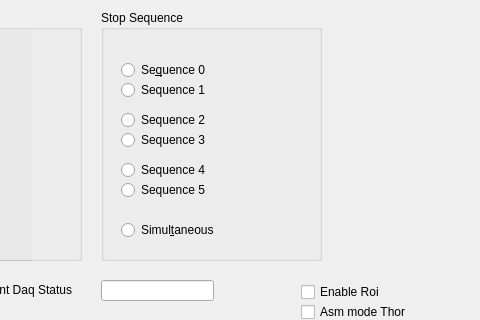
The window that qt/dial_alldaq.ui (DPGA/Dcs) describes before a commit, drawn with Qt 5; both pictures show x 339 to 819 and y 0 to 320 of the 819 by 649 pixel window.
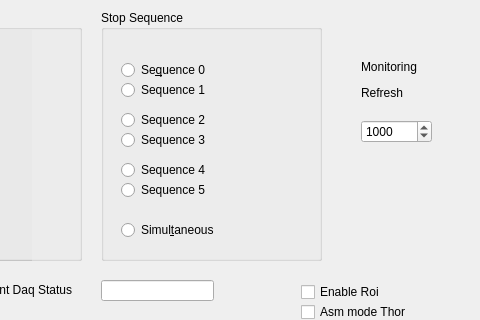
The same window after the commit.

Diff of the .ui file:
```diff
--- a/qt/dial_alldaq.ui
+++ b/qt/dial_alldaq.ui
@@ -749,6 +749,35 @@
     <string>NbSamples</string>
    </property>
   </widget>
+  <widget class="QSpinBox" name="MonitoringValue">
+   <property name="geometry">
+    <rect>
+     <x>700</x>
+     <y>120</y>
+     <width>71</width>
+     <height>23</height>
+    </rect>
+   </property>
+   <property name="maximum">
+    <number>1000000</number>
+   </property>
+   <property name="value">
+    <number>1000</number>
+   </property>
+  </widget>
+  <widget class="QLabel" name="label_3">
+   <property name="geometry">
+    <rect>
+     <x>700</x>
+     <y>50</y>
+     <width>91</width>
+     <height>61</height>
+    </rect>
+   </property>
+   <property name="text">
+    <string>&lt;html&gt;&lt;head/&gt;&lt;body&gt;&lt;p&gt;Monitoring&lt;/p&gt;&lt;p&gt;Refresh&lt;/p&gt;&lt;/body&gt;&lt;/html&gt;</string>
+   </property>
+  </widget>
   <zorder>groupBox_4</zorder>
   <zorder>groupBox_5</zorder>
   <zorder>widget_2</zorder>
```
Left out of the diff: 2 changed lines with no effect on the pictures.
